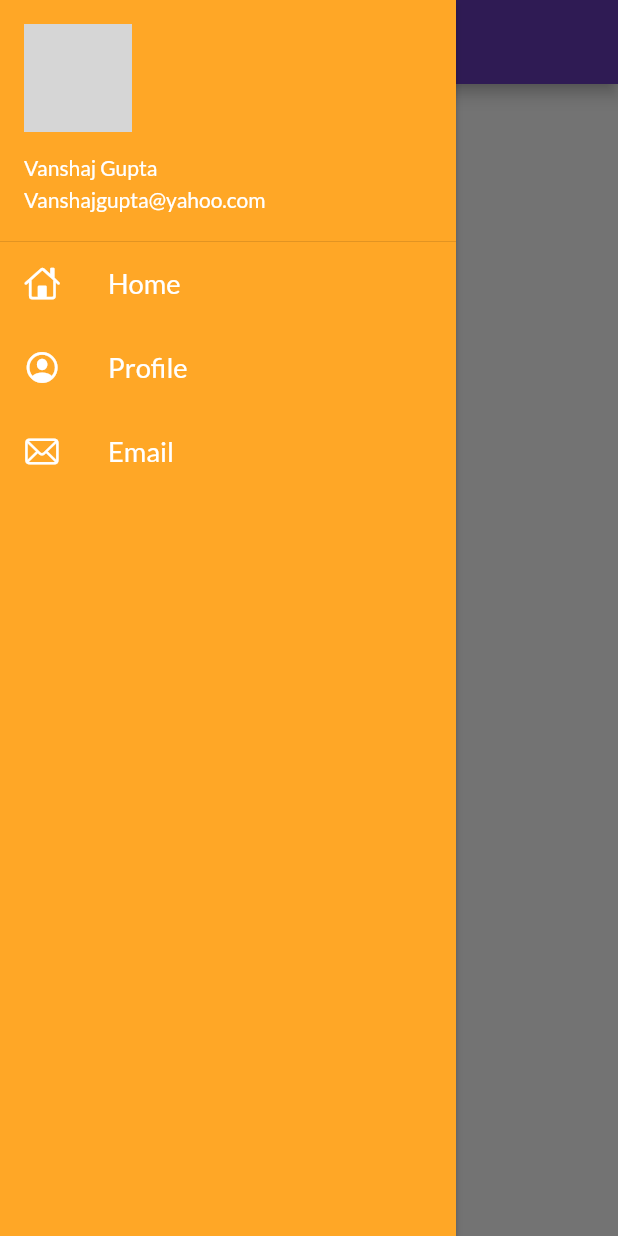
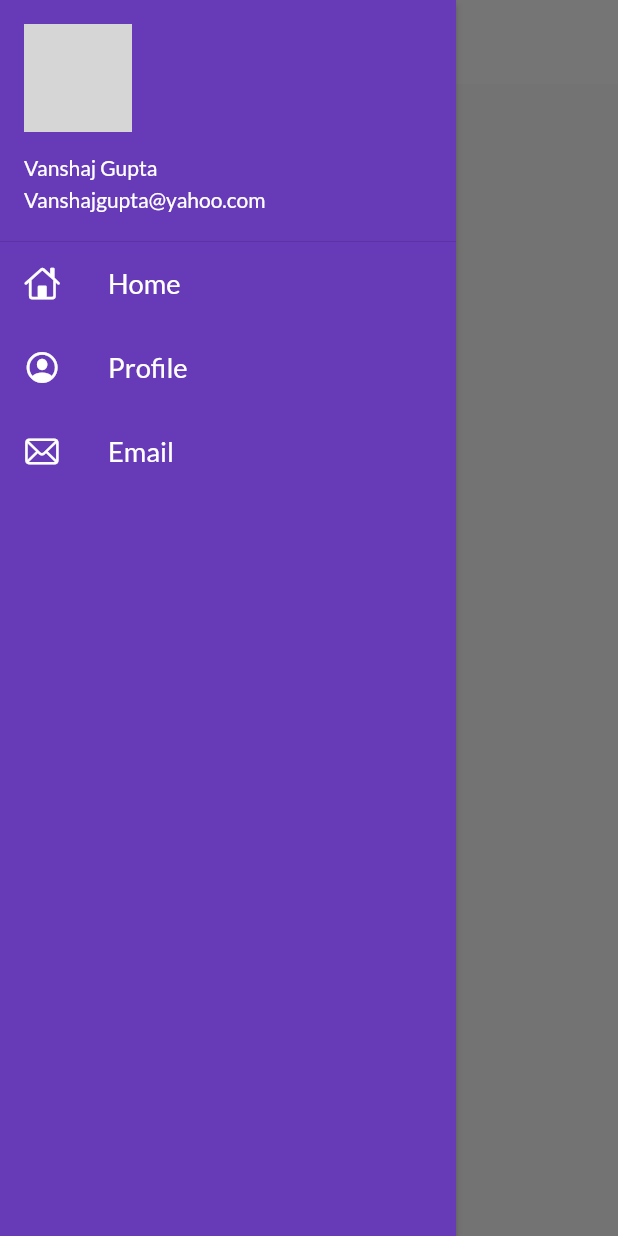
Before and after one commit to Vanshaj5101/30DaysOfFlutterCourse, a Flutter app: the screen it shows after launch, with the side drawer open, on a phone screen of 412 x 824 dp. Run offline on Flutter 3.47's test engine with Material 2 defaults, Android fonts, the phone set to English and light mode, and no system bars; our stand-ins replace google_fonts; network calls fail; grey boxes are pictures that could not be loaded.

Commit message:
theme extracted

```diff
--- a/lib/main.dart
+++ b/lib/main.dart
@@ -2,6 +2,7 @@ import 'package:flutter/material.dart';
 import 'package:flutter_catalog/pages/home_page.dart';
 import 'package:flutter_catalog/pages/login_page.dart';
 import 'package:flutter_catalog/utils/routes.dart';
+import 'package:flutter_catalog/widgets/themes.dart';
 import 'package:google_fonts/google_fonts.dart';
 
 void main(List<String> args) {
@@ -15,11 +16,7 @@ class MyApp extends StatelessWidget {
       debugShowCheckedModeBanner: false,
       //home: HomePage(),
       themeMode: ThemeMode.light,
-      theme: ThemeData(
-        primarySwatch: Colors.deepPurple,
-        fontFamily: GoogleFonts.lato().fontFamily,
-        primaryTextTheme: GoogleFonts.latoTextTheme(),
-      ),
+      theme: MyTheme.lightTheme(context),
       initialRoute: MyRoutes.homeRoute,
       routes: {
         "/": (context) => LoginPage(),
--- a/lib/pages/home_page.dart
+++ b/lib/pages/home_page.dart
@@ -9,9 +9,6 @@ class HomePage extends StatelessWidget {
       appBar: AppBar(
         title: Text(
           "Catalog App",
-          style: TextStyle(
-            color: Colors.white,
-          ),
         ),
       ),
       body: Center(
@@ -20,7 +17,6 @@ class HomePage extends StatelessWidget {
         ),
       ),
       drawer: MyDrawer(),
-
     );
   }
 }
--- a/lib/widgets/drawer.dart
+++ b/lib/widgets/drawer.dart
@@ -11,7 +11,7 @@ class MyDrawer extends StatelessWidget {
     return Drawer(
       elevation: 2,
       child: Container(
-        color: Colors.orange[400],
+        color: Colors.deepPurple,
         child: ListView(
           padding: EdgeInsets.zero,
           children: [
@@ -20,7 +20,7 @@ class MyDrawer extends StatelessWidget {
               padding: EdgeInsets.zero,
               child: UserAccountsDrawerHeader(
                 decoration: BoxDecoration(
-                  color: Colors.orange[400],
+                  color: Colors.deepPurple,
                 ),
                 margin: EdgeInsets.zero,
                 accountName: Text(
--- /dev/null
+++ b/lib/widgets/themes.dart
@@ -0,0 +1,22 @@
+import 'package:flutter/material.dart';
+import 'package:google_fonts/google_fonts.dart';
+
+class MyTheme {
+  static ThemeData lightTheme(BuildContext context) => ThemeData(
+        appBarTheme: AppBarTheme(
+          color: Colors.white,
+          elevation: 0,
+          iconTheme: IconThemeData(
+            color: Colors.black,
+          ),
+          textTheme: Theme.of(context).textTheme,
+        ),
+        primarySwatch: Colors.deepPurple,
+        fontFamily: GoogleFonts.lato().fontFamily,
+        primaryTextTheme: GoogleFonts.latoTextTheme(),
+      );
+
+  static ThemeData darkTheme(BuildContext context) => ThemeData(
+        brightness: Brightness.dark,
+      );
+}
```
